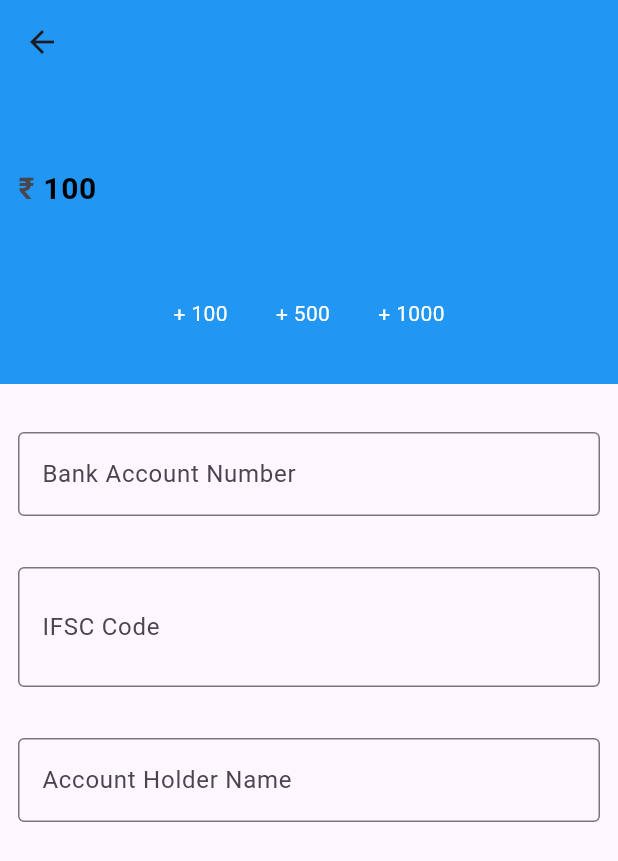
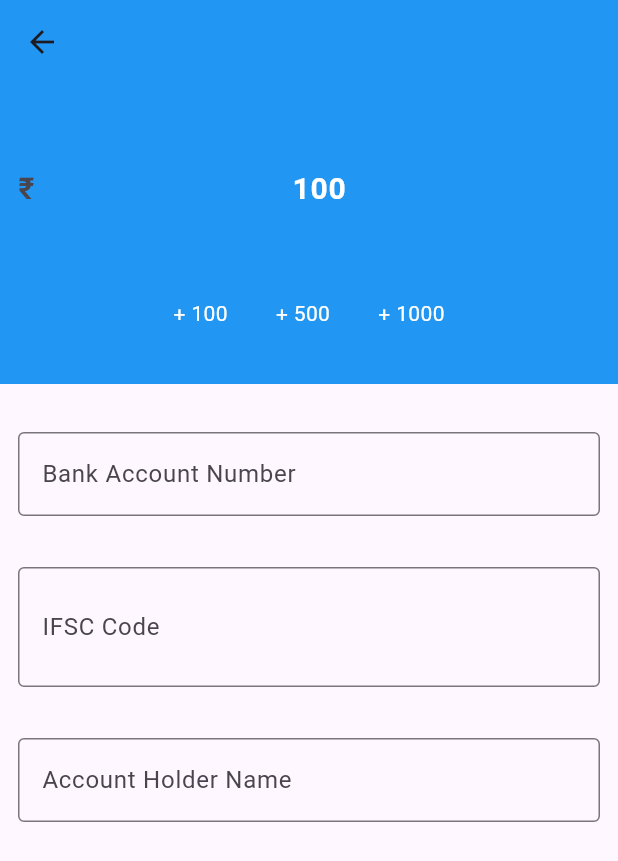
Before and after one commit to msp397/tpaytest, a Flutter app: the Banktransfer screen opened directly, after a tap on "+ 100", on a phone screen of 412 x 824 dp. Shown: the top 861 px of the screen. Run offline on Flutter 3.47's test engine with Material 3 defaults, Android fonts, the phone set to English and light mode, and no system bars; our stand-ins replace another_flutter_splash_screen, connectivity_plus, get, getwidget, intl_phone_field, intl_phone_number_input and 3 more; missing offline and left inert: qr_code_scanner; network calls fail.

Commit message:
latest changes

```diff
--- a/lib/screens/others/bankTransfer.dart
+++ b/lib/screens/others/bankTransfer.dart
@@ -211,6 +211,7 @@ class MoneyTextField extends StatelessWidget {
       padding: const EdgeInsets.all(12.0),
       child: Center(
         child: TextField(
+          textAlign: TextAlign.center,
           controller: controller,
           decoration: InputDecoration(
             prefixText: '₹ ',
@@ -218,7 +219,7 @@ class MoneyTextField extends StatelessWidget {
           ),
           style: TextStyle(
             fontSize: 20.0,
-            color: Colors.black,
+            color: Colors.white,
             fontWeight: FontWeight.bold,
           ),
         ),
```
